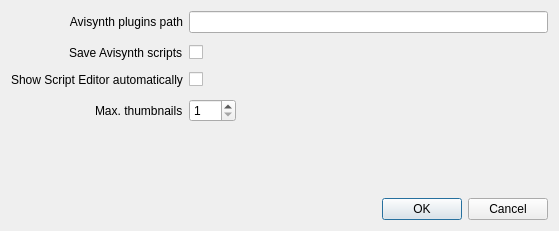
labyrinthofdreams/screenpicker, file configdialog.ui: the form before one commit.
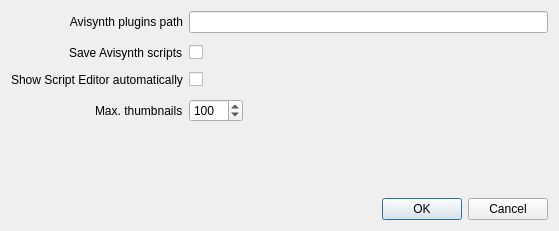
The form after the commit.

Commit message: Set max thumbnails limit to 100. Set default to 100.

Diff of the .ui file:
```diff
--- a/configdialog.ui
+++ b/configdialog.ui
@@ -95,7 +95,10 @@
         <number>1</number>
        </property>
        <property name="maximum">
-        <number>500</number>
+        <number>1000</number>
+       </property>
+       <property name="value">
+        <number>100</number>
        </property>
       </widget>
      </item>
```
